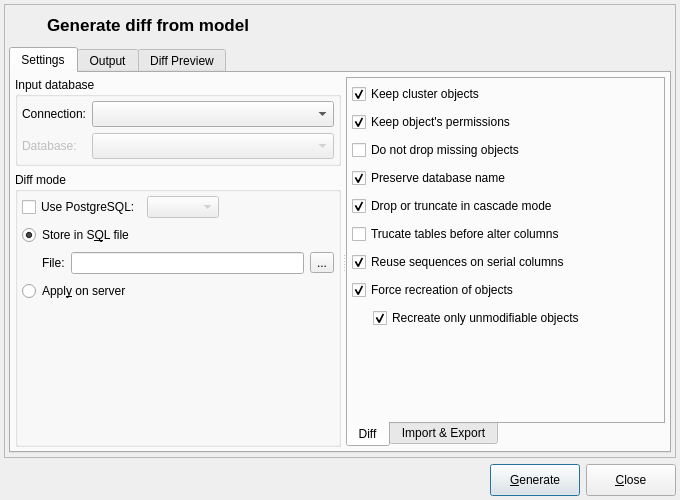
Above: libpgmodeler_ui/ui/modeldatabasediffform.ui from pgmodeler/pgmodeler before the change. Below: the same form after it.
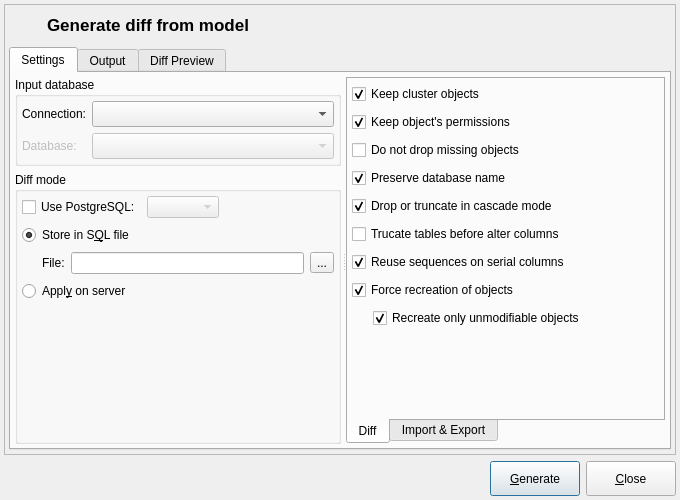
That is the form after the change. Icons and pictures are not drawn.

The edit to the form file:
```diff
--- a/libpgmodeler_ui/ui/modeldatabasediffform.ui
+++ b/libpgmodeler_ui/ui/modeldatabasediffform.ui
@@ -1976,6 +1976,9 @@
    </item>
    <item row="1" column="0" colspan="3">
     <layout class="QHBoxLayout" name="horizontalLayout_10">
+     <property name="spacing">
+      <number>0</number>
+     </property>
      <item>
       <widget class="QLabel" name="label">
        <property name="sizePolicy">
@@ -2016,7 +2019,7 @@
        <property name="minimumSize">
         <size>
          <width>90</width>
-         <height>32</height>
+         <height>35</height>
         </size>
        </property>
        <property name="maximumSize">
@@ -2043,6 +2046,22 @@
        </property>
       </widget>
      </item>
+     <item>
+      <spacer name="horizontalSpacer_7">
+       <property name="orientation">
+        <enum>Qt::Horizontal</enum>
+       </property>
+       <property name="sizeType">
+        <enum>QSizePolicy::Fixed</enum>
+       </property>
+       <property name="sizeHint" stdset="0">
+        <size>
+         <width>6</width>
+         <height>20</height>
+        </size>
+       </property>
+      </spacer>
+     </item>
      <item>
       <widget class="QPushButton" name="close_btn">
        <property name="sizePolicy">
@@ -2054,7 +2073,7 @@
        <property name="minimumSize">
         <size>
          <width>90</width>
-         <height>32</height>
+         <height>35</height>
         </size>
        </property>
        <property name="maximumSize">
```
